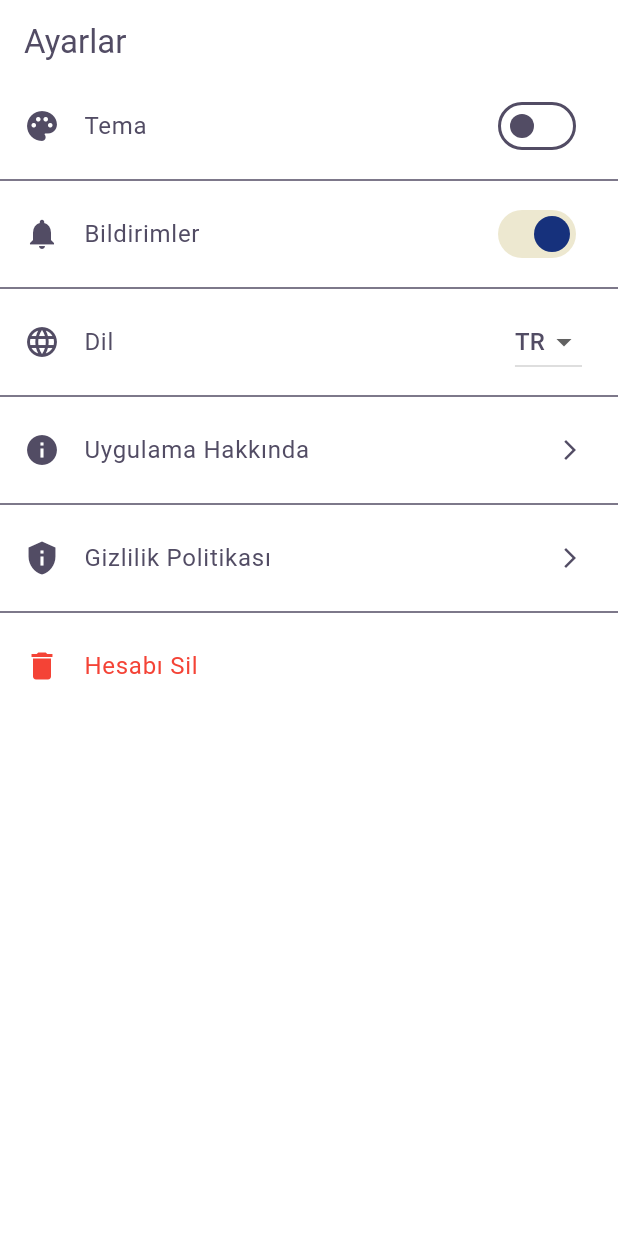
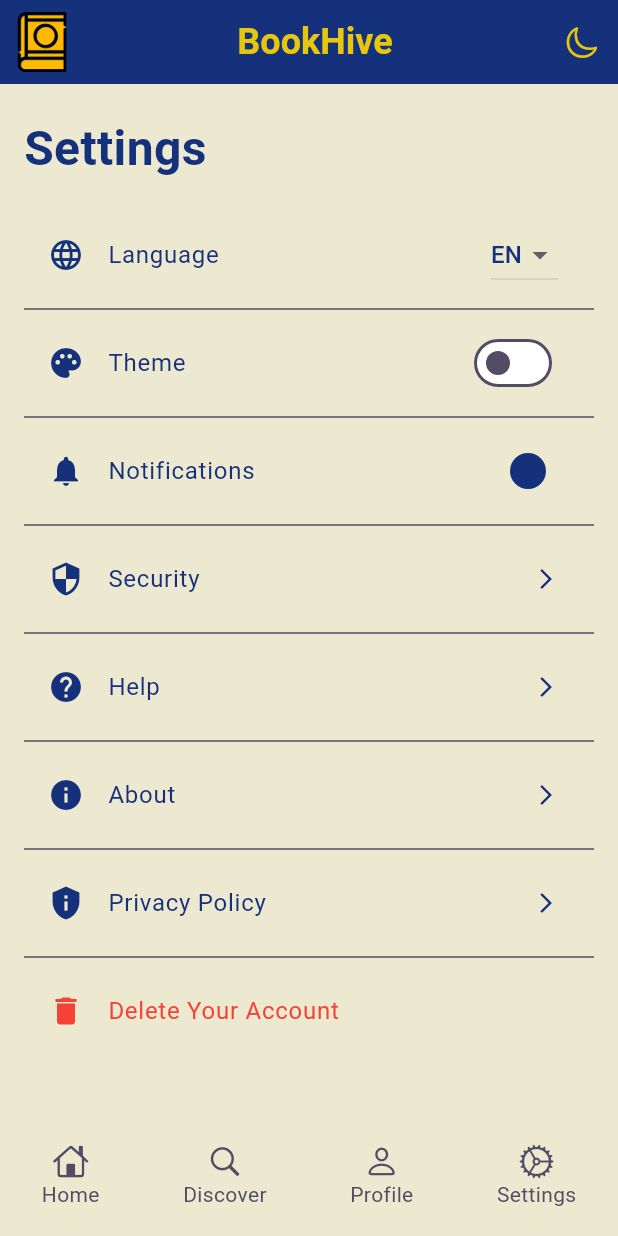
Before and after one commit to EnginOzturk-7/BookHive-flutter, a Flutter app: the SettingsScreen screen opened by its route, on a phone screen of 412 x 824 dp. Run offline on Flutter 3.47's test engine with Material 3 defaults, Android fonts, the light colour scheme and no system bars; our stand-ins replace go_router, google_fonts, lottie; missing offline and left inert: dotlottie_loader.

Commit message:
ayarlar ekranı bitti

```diff
--- a/lib/screens/settings_screen.dart
+++ b/lib/screens/settings_screen.dart
@@ -1,6 +1,8 @@
 // ignore_for_file: prefer_const_constructors
 
+import 'package:flutter/cupertino.dart';
 import 'package:flutter/material.dart';
+import 'package:flutter_app/widgets/bottom_menu.dart';
 import 'package:provider/provider.dart';
 
 import '../core/themes.dart';
@@ -13,17 +15,82 @@ class SettingsScreen extends StatefulWidget {
 }
 
 class _SettingsScreenState extends State<SettingsScreen> {
+  bool _notificationsEnabled = true;
+
   @override
   Widget build(BuildContext context) {
     return Scaffold(
+      backgroundColor: Theme.of(context).colorScheme.primary,
       appBar: AppBar(
-        title: Text('Ayarlar'),
+        backgroundColor: Theme.of(context).colorScheme.secondary,
+        leading: Padding(
+          padding: const EdgeInsets.all(8.0),
+          child: Image.asset(
+            'assets/images/logo.png',
+            fit: BoxFit.contain,
           ),
-      body: ListView(
+        ),
+        title: Align(
+          alignment: Alignment.center,
+          child: Text(
+            'BookHive',
+            style: TextStyle(
+              color: Theme.of(context).colorScheme.onSecondary,
+              fontSize: 24,
+              fontWeight: FontWeight.bold,
+            ),
+          ),
+        ),
+        actions: [
+          IconButton(
+            icon: Icon(
+              context.read<ThemeProvider>().isDark
+                  ? CupertinoIcons.sun_max
+                  : CupertinoIcons.moon,
+              color: Theme.of(context).colorScheme.onSecondary,
+            ),
+            onPressed: () {
+              context.read<ThemeProvider>().toggleTheme();
+            },
+          ),
+        ],
+      ),
+      body: Padding(
+        padding: const EdgeInsets.symmetric(vertical: 20, horizontal: 16),
+        child: Column(
+          crossAxisAlignment: CrossAxisAlignment.start,
+          children: [
+            Text(
+              'Settings',
+              style: TextStyle(
+                fontSize: 32,
+                fontWeight: FontWeight.bold,
+                color: Theme.of(context).colorScheme.onPrimary,
+              ),
+            ),
+            const SizedBox(height: 20),
+            Expanded(
+              child: ListView(
                 children: [
                   ListTile(
-            leading: Icon(Icons.palette),
-            title: Text('Tema'),
+                    leading: Icon(Icons.language, color: Theme.of(context).colorScheme.onPrimary),
+                    title: Text('Language', style: TextStyle(color: Theme.of(context).colorScheme.onPrimary)),
+                    trailing: DropdownButton<String>(
+                      value: 'EN',
+                      dropdownColor: Theme.of(context).colorScheme.primary,
+                      items: ['EN', 'TR'].map((String value) {
+                        return DropdownMenuItem<String>(
+                          value: value,
+                          child: Text(value, style: TextStyle(color: Theme.of(context).colorScheme.onPrimary)),
+                        );
+                      }).toList(),
+                      onChanged: (String? newValue) {},
+                    ),
+                  ),
+                  const Divider(),
+                  ListTile(
+                    leading: Icon(Icons.palette, color: Theme.of(context).colorScheme.onPrimary),
+                    title: Text('Theme', style: TextStyle(color: Theme.of(context).colorScheme.onPrimary)),
                     trailing: Switch(
                       value: Theme.of(context).brightness == Brightness.dark,
                       onChanged: (value) {
@@ -33,53 +100,61 @@ class _SettingsScreenState extends State<SettingsScreen> {
                   ),
                   const Divider(),
                   ListTile(
-            leading: Icon(Icons.notifications),
-            title: Text('Bildirimler'),
+                    leading: Icon(Icons.notifications, color: Theme.of(context).colorScheme.onPrimary),
+                    title: Text('Notifications', style: TextStyle(color: Theme.of(context).colorScheme.onPrimary)),
                     trailing: Switch(
-              value: true,
-              onChanged: (value) {},
+                      value: _notificationsEnabled,
+                      onChanged: (value) {
+                        setState(() {
+                          _notificationsEnabled = value;
+                        });
+                      },
                     ),
                   ),
                   const Divider(),
                   ListTile(
-            leading: Icon(Icons.language),
-            title: Text('Dil'),
-            trailing: DropdownButton<String>(
-              value: 'TR',
-              items: ['TR', 'EN'].map((String value) {
-                return DropdownMenuItem<String>(
-                  value: value,
-                  child: Text(value),
-                );
-              }).toList(),
-              onChanged: (String? newValue) {},
-            ),
-          ),
-          const Divider(),
-          ListTile(
-            leading: Icon(Icons.info),
-            title: Text('Uygulama Hakkında'),
-            trailing: Icon(Icons.arrow_forward_ios, size: 16),
+                    leading: Icon(Icons.security, color: Theme.of(context).colorScheme.onPrimary),
+                    title: Text('Security', style: TextStyle(color: Theme.of(context).colorScheme.onPrimary)),
+                    trailing: Icon(Icons.arrow_forward_ios, size: 16, color: Theme.of(context).colorScheme.onPrimary),
                     onTap: () {},
                   ),
                   const Divider(),
                   ListTile(
-            leading: Icon(Icons.privacy_tip),
-            title: Text('Gizlilik Politikası'),
-            trailing: Icon(Icons.arrow_forward_ios, size: 16),
+                    leading: Icon(Icons.help, color: Theme.of(context).colorScheme.onPrimary),
+                    title: Text('Help', style: TextStyle(color: Theme.of(context).colorScheme.onPrimary)),
+                    trailing: Icon(Icons.arrow_forward_ios, size: 16, color: Theme.of(context).colorScheme.onPrimary),
+                    onTap: () {},
+                  ),
+                  const Divider(),
+                  ListTile(
+                    leading: Icon(Icons.info, color: Theme.of(context).colorScheme.onPrimary),
+                    title: Text('About', style: TextStyle(color: Theme.of(context).colorScheme.onPrimary)),
+                    trailing: Icon(Icons.arrow_forward_ios, size: 16, color: Theme.of(context).colorScheme.onPrimary),
+                    onTap: () {},
+                  ),
+                  const Divider(),
+                  ListTile(
+                    leading: Icon(Icons.privacy_tip, color: Theme.of(context).colorScheme.onPrimary),
+                    title: Text('Privacy Policy', style: TextStyle(color: Theme.of(context).colorScheme.onPrimary)),
+                    trailing: Icon(Icons.arrow_forward_ios, size: 16, color: Theme.of(context).colorScheme.onPrimary),
                     onTap: () {},
                   ),
                   const Divider(),
                   ListTile(
                     leading: Icon(Icons.delete, color: Colors.red),
                     title: Text(
-              'Hesabı Sil',
+                      'Delete Your Account',
                       style: TextStyle(color: Colors.red),
                     ),
                     onTap: () {},
                   ),
                 ],
               ),
+            ),
+          ],
+        ),
+      ),
+      bottomNavigationBar: BottomMenu(),
     );
   }
 }
```
Lines whose indentation alone changed are shown as unchanged.
